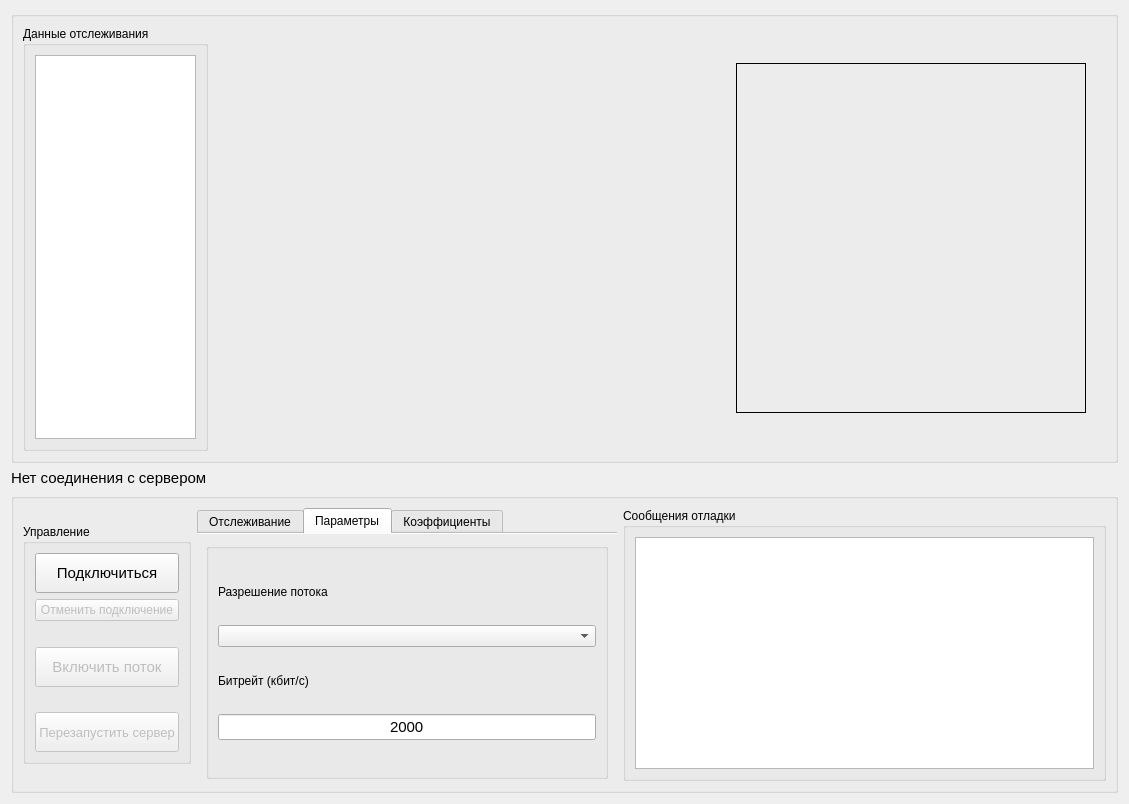
Above: form.ui from expoolleet/pi-tracking-stream-receiver before the change. Below: the same form after it.
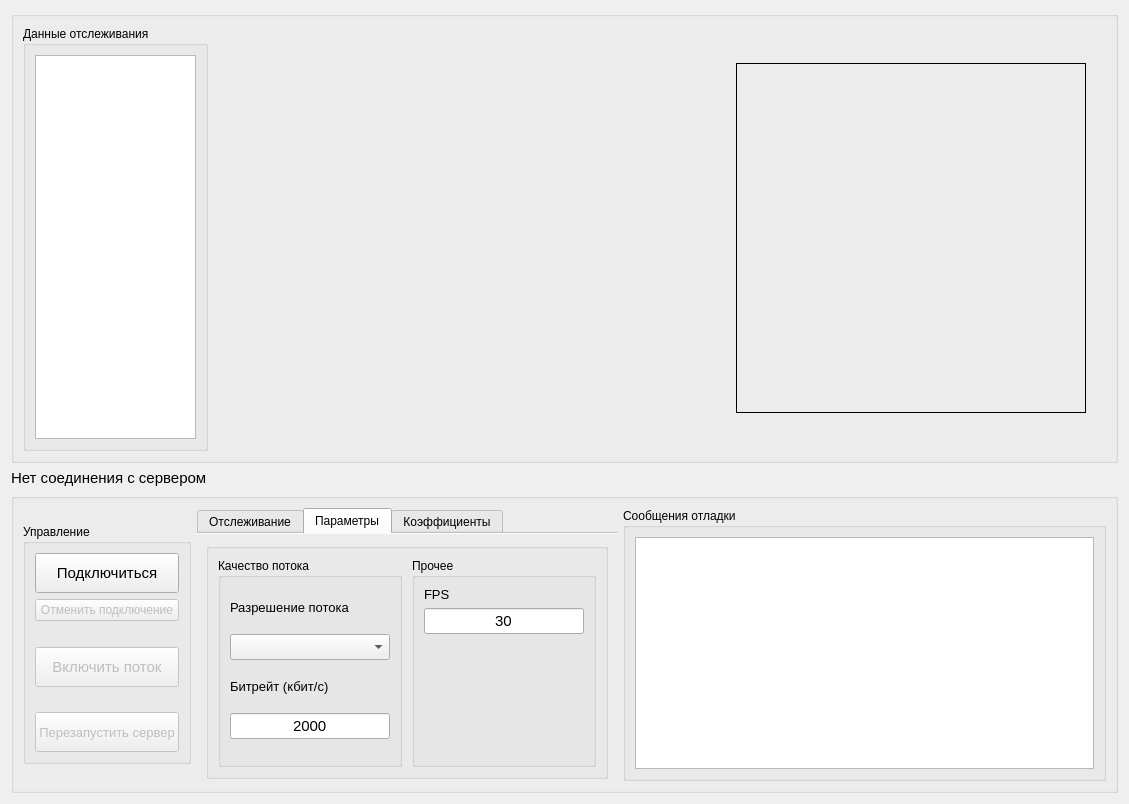
That is the form after the change. The open tabs and pages were chosen to show the change. Icons and pictures are not drawn.

Commit message: Update Added stream fps setting ROI handler fixes

The edit to the form file:
```diff
--- a/form.ui
+++ b/form.ui
@@ -932,10 +932,19 @@
             <property name="title">
              <string/>
             </property>
-            <layout class="QVBoxLayout" name="verticalLayout_10">
+            <property name="flat">
+             <bool>true</bool>
+            </property>
+            <layout class="QHBoxLayout" name="horizontalLayout_7">
              <property name="spacing">
               <number>0</number>
              </property>
+             <item>
+              <widget class="QGroupBox" name="groupBox_5">
+               <property name="title">
+                <string>Качество потока</string>
+               </property>
+               <layout class="QVBoxLayout" name="verticalLayout_13">
              <item>
               <widget class="QLabel" name="label_2">
                <property name="maximumSize">
@@ -944,6 +953,11 @@
                  <height>15</height>
                 </size>
                </property>
+                  <property name="font">
+                   <font>
+                    <pointsize>10</pointsize>
+                   </font>
+                  </property>
                <property name="text">
                 <string>Разрешение потока</string>
                </property>
@@ -951,6 +965,11 @@
              </item>
              <item>
               <widget class="QComboBox" name="stream_size_combo_box">
+                  <property name="font">
+                   <font>
+                    <pointsize>11</pointsize>
+                   </font>
+                  </property>
                <property name="cursor">
                 <cursorShape>PointingHandCursor</cursorShape>
                </property>
@@ -964,6 +983,11 @@
                  <height>15</height>
                 </size>
                </property>
+                  <property name="font">
+                   <font>
+                    <pointsize>10</pointsize>
+                   </font>
+                  </property>
                <property name="text">
                 <string>Битрейт (кбит/с)</string>
                </property>
@@ -990,6 +1014,89 @@
             </layout>
            </widget>
           </item>
+             <item>
+              <spacer name="horizontalSpacer_3">
+               <property name="orientation">
+                <enum>Qt::Orientation::Horizontal</enum>
+               </property>
+               <property name="sizeType">
+                <enum>QSizePolicy::Policy::Fixed</enum>
+               </property>
+               <property name="sizeHint" stdset="0">
+                <size>
+                 <width>10</width>
+                 <height>20</height>
+                </size>
+               </property>
+              </spacer>
+             </item>
+             <item>
+              <widget class="QGroupBox" name="groupBox_6">
+               <property name="sizePolicy">
+                <sizepolicy hsizetype="Preferred" vsizetype="Fixed">
+                 <horstretch>0</horstretch>
+                 <verstretch>0</verstretch>
+                </sizepolicy>
+               </property>
+               <property name="title">
+                <string>Прочее</string>
+               </property>
+               <property name="flat">
+                <bool>false</bool>
+               </property>
+               <layout class="QVBoxLayout" name="verticalLayout_10">
+                <item>
+                 <widget class="QLabel" name="label_10">
+                  <property name="font">
+                   <font>
+                    <pointsize>10</pointsize>
+                   </font>
+                  </property>
+                  <property name="text">
+                   <string>FPS</string>
+                  </property>
+                 </widget>
+                </item>
+                <item>
+                 <widget class="QLineEdit" name="stream_fps_line_edit">
+                  <property name="font">
+                   <font>
+                    <pointsize>11</pointsize>
+                   </font>
+                  </property>
+                  <property name="text">
+                   <string>30</string>
+                  </property>
+                  <property name="maxLength">
+                   <number>2</number>
+                  </property>
+                  <property name="alignment">
+                   <set>Qt::AlignmentFlag::AlignCenter</set>
+                  </property>
+                 </widget>
+                </item>
+                <item>
+                 <spacer name="verticalSpacer_3">
+                  <property name="orientation">
+                   <enum>Qt::Orientation::Vertical</enum>
+                  </property>
+                  <property name="sizeType">
+                   <enum>QSizePolicy::Policy::Fixed</enum>
+                  </property>
+                  <property name="sizeHint" stdset="0">
+                   <size>
+                    <width>20</width>
+                    <height>130</height>
+                   </size>
+                  </property>
+                 </spacer>
+                </item>
+               </layout>
+              </widget>
+             </item>
+            </layout>
+           </widget>
+          </item>
          </layout>
         </widget>
         <widget class="QWidget" name="tab_2">
```
Left out of the diff: 98 changed lines with no effect on the pictures. Lines whose indentation alone changed are shown as unchanged. The commit also changes 4 other files.
